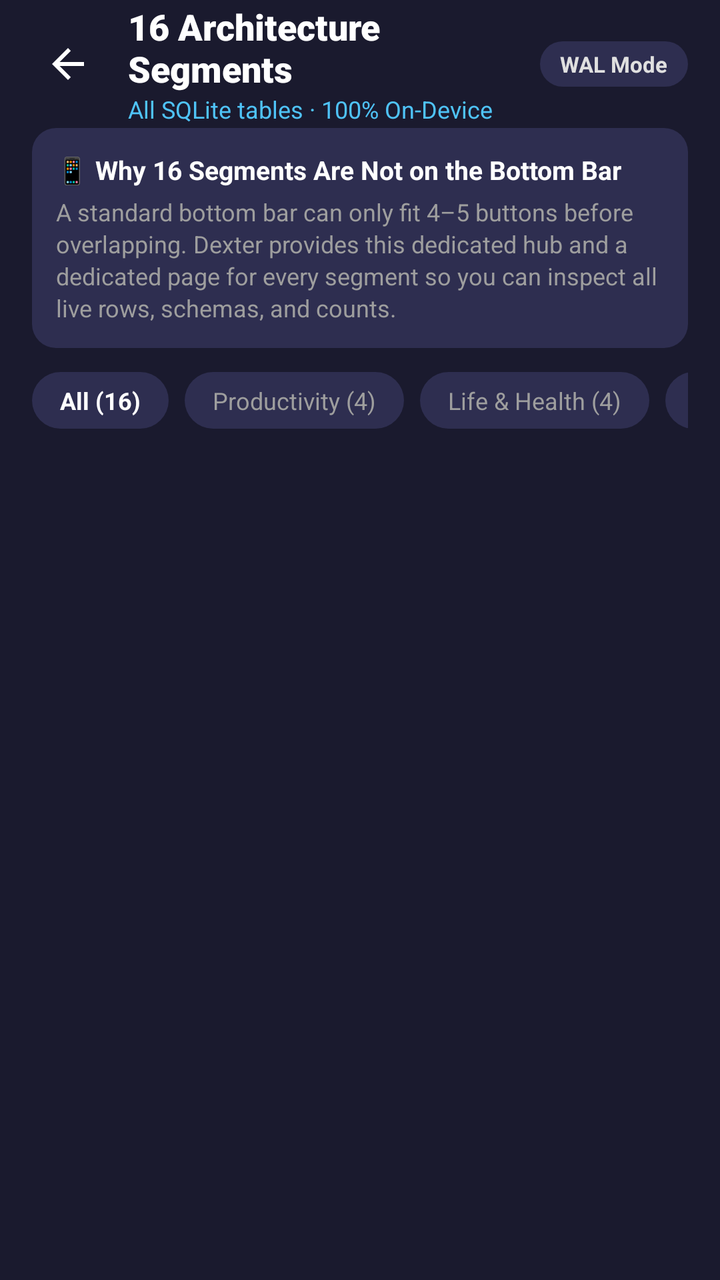
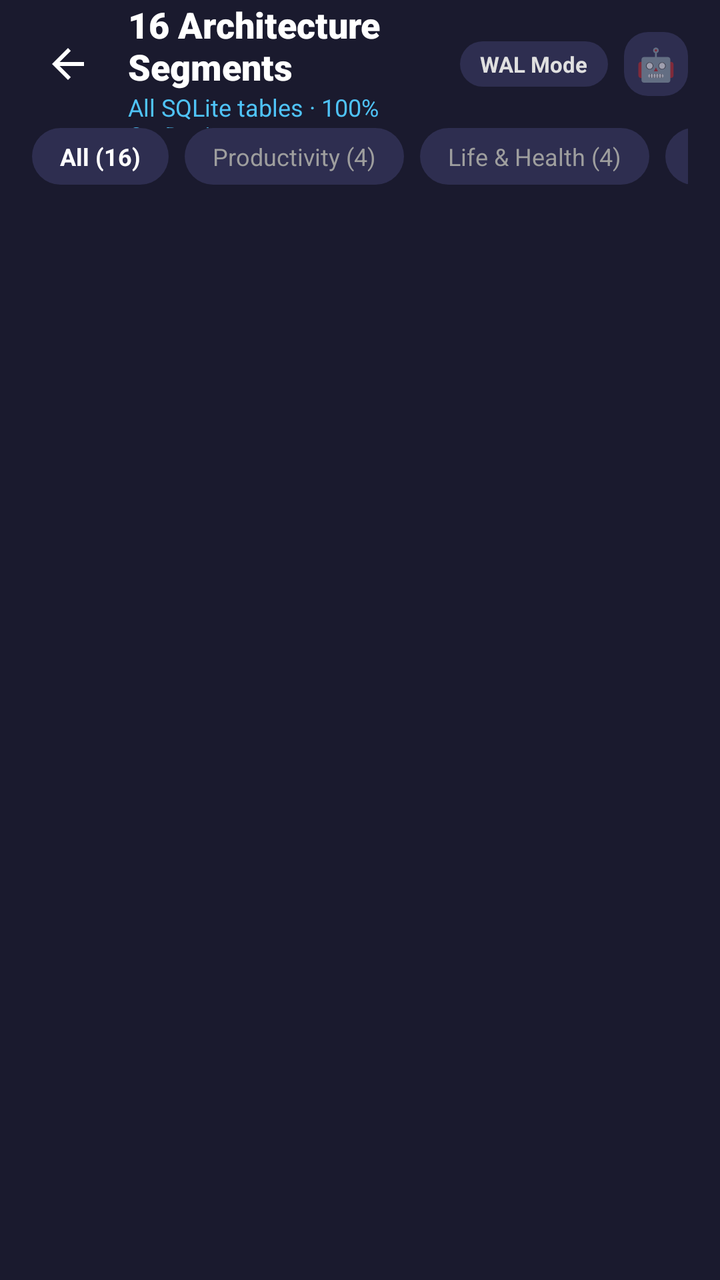

Compare the two renders of this Android layout. The source of the first and the diff that turns it into the second are given below.
<!-- AndroidManifest.xml: activity theme Theme.Dexter -->
<!-- res/layout/activity_segments.xml -->
<?xml version="1.0" encoding="utf-8"?>
<LinearLayout xmlns:android="http://schemas.android.com/apk/res/android"
    xmlns:app="http://schemas.android.com/apk/res-auto"
    android:layout_width="match_parent"
    android:layout_height="match_parent"
    android:background="@color/dexter_background"
    android:orientation="vertical">

    
    <LinearLayout
        android:layout_width="match_parent"
        android:layout_height="64dp"
        android:gravity="center_vertical"
        android:orientation="horizontal"
        android:paddingLeft="16dp"
        android:paddingRight="16dp">

        <ImageView
            android:id="@+id/btnBack"
            android:layout_width="36dp"
            android:layout_height="36dp"
            android:background="?attr/selectableItemBackgroundBorderless"
            android:clickable="true"
            android:contentDescription="Back"
            android:focusable="true"
            android:padding="6dp"
            app:srcCompat="@drawable/ic_arrow_back"
            app:tint="@color/dexter_on_background" />

        <LinearLayout
            android:layout_width="0dp"
            android:layout_height="wrap_content"
            android:layout_marginStart="12dp"
            android:layout_weight="1"
            android:orientation="vertical">

            <TextView
                android:layout_width="wrap_content"
                android:layout_height="wrap_content"
                android:fontFamily="sans-serif-black"
                android:text="16 Architecture Segments"
                android:textColor="@color/dexter_on_background"
                android:textSize="18sp" />

            <TextView
                android:id="@+id/tvSummarySubtitle"
                android:layout_width="wrap_content"
                android:layout_height="wrap_content"
                android:text="All SQLite tables · 100% On-Device"
                android:textColor="@color/dexter_primary"
                android:textSize="12sp" />
        </LinearLayout>

        <TextView
            android:id="@+id/tvTotalDbSize"
            android:layout_width="wrap_content"
            android:layout_height="wrap_content"
            android:background="@drawable/bg_surface_rounded"
            android:paddingLeft="10dp"
            android:paddingTop="4dp"
            android:paddingRight="10dp"
            android:paddingBottom="4dp"
            android:text="WAL Mode"
            android:textColor="@color/dexter_on_surface"
            android:textSize="11sp"
            android:textStyle="bold" />
    </LinearLayout>

    
    <LinearLayout
        android:layout_width="match_parent"
        android:layout_height="wrap_content"
        android:layout_marginLeft="16dp"
        android:layout_marginRight="16dp"
        android:layout_marginBottom="12dp"
        android:background="@drawable/bg_surface_rounded"
        android:orientation="vertical"
        android:padding="12dp">

        <TextView
            android:layout_width="wrap_content"
            android:layout_height="wrap_content"
            android:text="📱 Why 16 Segments Are Not on the Bottom Bar"
            android:textColor="@color/dexter_on_background"
            android:textSize="13sp"
            android:textStyle="bold" />

        <TextView
            android:layout_width="wrap_content"
            android:layout_height="wrap_content"
            android:layout_marginTop="4dp"
            android:lineSpacingExtra="2dp"
            android:text="A standard bottom bar can only fit 4–5 buttons before overlapping. Dexter provides this dedicated hub and a dedicated page for every segment so you can inspect all live rows, schemas, and counts."
            android:textColor="@color/dexter_on_surface_variant"
            android:textSize="12sp" />
    </LinearLayout>

    
    <HorizontalScrollView
        android:layout_width="match_parent"
        android:layout_height="wrap_content"
        android:layout_marginBottom="10dp"
        android:paddingLeft="16dp"
        android:paddingRight="16dp"
        android:scrollbars="none">

        <LinearLayout
            android:id="@+id/categoryChipsLayout"
            android:layout_width="wrap_content"
            android:layout_height="wrap_content"
            android:orientation="horizontal">

            <TextView
                android:id="@+id/chipAll"
                android:layout_width="wrap_content"
                android:layout_height="wrap_content"
                android:layout_marginEnd="8dp"
                android:background="@drawable/bg_chip"
                android:clickable="true"
                android:focusable="true"
                android:paddingLeft="14dp"
                android:paddingTop="6dp"
                android:paddingRight="14dp"
                android:paddingBottom="6dp"
                android:text="All (16)"
                android:textColor="@color/dexter_on_background"
                android:textSize="12sp"
                android:textStyle="bold" />

            <TextView
                android:id="@+id/chipProductivity"
                android:layout_width="wrap_content"
                android:layout_height="wrap_content"
                android:layout_marginEnd="8dp"
                android:background="@drawable/bg_chip"
                android:clickable="true"
                android:focusable="true"
                android:paddingLeft="14dp"
                android:paddingTop="6dp"
                android:paddingRight="14dp"
                android:paddingBottom="6dp"
                android:text="Productivity (4)"
                android:textColor="@color/dexter_on_surface_variant"
                android:textSize="12sp" />

            <TextView
                android:id="@+id/chipLife"
                android:layout_width="wrap_content"
                android:layout_height="wrap_content"
                android:layout_marginEnd="8dp"
                android:background="@drawable/bg_chip"
                android:clickable="true"
                android:focusable="true"
                android:paddingLeft="14dp"
                android:paddingTop="6dp"
                android:paddingRight="14dp"
                android:paddingBottom="6dp"
                android:text="Life &amp; Health (4)"
                android:textColor="@color/dexter_on_surface_variant"
                android:textSize="12sp" />

            <TextView
                android:id="@+id/chipIntelligence"
                android:layout_width="wrap_content"
                android:layout_height="wrap_content"
                android:layout_marginEnd="8dp"
                android:background="@drawable/bg_chip"
                android:clickable="true"
                android:focusable="true"
                android:paddingLeft="14dp"
                android:paddingTop="6dp"
                android:paddingRight="14dp"
                android:paddingBottom="6dp"
                android:text="Intelligence (3)"
                android:textColor="@color/dexter_on_surface_variant"
                android:textSize="12sp" />

            <TextView
                android:id="@+id/chipSystem"
                android:layout_width="wrap_content"
                android:layout_height="wrap_content"
                android:layout_marginEnd="16dp"
                android:background="@drawable/bg_chip"
                android:clickable="true"
                android:focusable="true"
                android:paddingLeft="14dp"
                android:paddingTop="6dp"
                android:paddingRight="14dp"
                android:paddingBottom="6dp"
                android:text="System &amp; Audit (5)"
                android:textColor="@color/dexter_on_surface_variant"
                android:textSize="12sp" />
        </LinearLayout>
    </HorizontalScrollView>

    
    <androidx.recyclerview.widget.RecyclerView
        android:id="@+id/rvSegments"
        android:layout_width="match_parent"
        android:layout_height="0dp"
        android:layout_weight="1"
        android:clipToPadding="false"
        android:paddingLeft="16dp"
        android:paddingTop="4dp"
        android:paddingRight="16dp"
        android:paddingBottom="24dp" />

</LinearLayout>
<!-- resources referenced by this layout -->
<resources>
  <color name="dexter_background">#1A1A2E</color>
  <color name="dexter_on_background">#FFFFFF</color>
  <color name="dexter_on_surface">#E0E0E0</color>
  <color name="dexter_on_surface_variant">#9E9E9E</color>
  <color name="dexter_primary">#4FC3F7</color>
  <!-- drawable bg_chip (drawable) -->
  <?xml version="1.0" encoding="utf-8"?>
  <selector xmlns:android="http://schemas.android.com/apk/res/android">
      <item android:state_selected="true">
          <shape android:shape="rectangle">
              <solid android:color="@color/dexter_primary" />
              <corners android:radius="16dp" />
          </shape>
      </item>
      <item>
          <shape android:shape="rectangle">
              <solid android:color="@color/dexter_surface_variant" />
              <corners android:radius="16dp" />
          </shape>
      </item>
  </selector>
  <!-- drawable bg_surface_rounded (drawable) -->
  <?xml version="1.0" encoding="utf-8"?>
  <shape xmlns:android="http://schemas.android.com/apk/res/android"
      android:shape="rectangle">
      <solid android:color="@color/dexter_surface_variant" />
      <corners android:radius="12dp" />
  </shape>
  <!-- drawable ic_arrow_back (drawable) -->
  <vector xmlns:android="http://schemas.android.com/apk/res/android"
      android:width="24dp"
      android:height="24dp"
      android:viewportWidth="24"
      android:viewportHeight="24">
      <path
          android:fillColor="#FFFFFFFF"
          android:pathData="M20,11H7.83l5.59,-5.59L12,4l-8,8 8,8 1.41,-1.41L7.83,13H20v-2z"/>
  </vector>
  <style name="Theme.Dexter" parent="Theme.MaterialComponents.DayNight.NoActionBar">
          <item name="colorPrimary">@color/dexter_primary</item>
          <item name="colorSecondary">@color/dexter_primary_glow</item>
          <item name="android:statusBarColor">@color/dexter_background</item>
          <item name="android:navigationBarColor">@color/dexter_background</item>
          <item name="android:windowBackground">@color/dexter_background</item>
          <item name="colorSurface">@color/dexter_surface</item>
          <item name="colorOnSurface">@color/dexter_on_surface</item>
          <item name="colorOnBackground">@color/dexter_on_background</item>
      </style>
  <color name="dexter_surface_variant">#2E2E50</color>
  <color name="dexter_primary_glow">#00E5FF</color>
  <color name="dexter_surface">#252540</color>
</resources>

<!-- the commit's change to res/layout/activity_segments.xml (unified diff, before → after) -->
@@ -64,36 +64,27 @@
             android:textColor="@color/dexter_on_surface"
             android:textSize="11sp"
             android:textStyle="bold" />
+
+        <FrameLayout
+            android:id="@+id/btnProfileAvatar"
+            android:layout_width="32dp"
+            android:layout_height="32dp"
+            android:layout_marginStart="8dp"
+            android:background="@drawable/bg_surface_rounded"
+            android:clickable="true"
+            android:contentDescription="Profile and Preferences"
+            android:focusable="true">
+
+            <TextView
+                android:id="@+id/tvProfileAvatar"
+                android:layout_width="wrap_content"
+                android:layout_height="wrap_content"
+                android:layout_gravity="center"
+                android:text="🤖"
+                android:textSize="16sp" />
+        </FrameLayout>
     </LinearLayout>
 
-    
-    <LinearLayout
-        android:layout_width="match_parent"
-        android:layout_height="wrap_content"
-        android:layout_marginLeft="16dp"
-        android:layout_marginRight="16dp"
-        android:layout_marginBottom="12dp"
-        android:background="@drawable/bg_surface_rounded"
-        android:orientation="vertical"
-        android:padding="12dp">
-
-        <TextView
-            android:layout_width="wrap_content"
-            android:layout_height="wrap_content"
-            android:text="📱 Why 16 Segments Are Not on the Bottom Bar"
-            android:textColor="@color/dexter_on_background"
-            android:textSize="13sp"
-            android:textStyle="bold" />
-
-        <TextView
-            android:layout_width="wrap_content"
-            android:layout_height="wrap_content"
-            android:layout_marginTop="4dp"
-            android:lineSpacingExtra="2dp"
-            android:text="A standard bottom bar can only fit 4–5 buttons before overlapping. Dexter provides this dedicated hub and a dedicated page for every segment so you can inspect all live rows, schemas, and counts."
-            android:textColor="@color/dexter_on_surface_variant"
-            android:textSize="12sp" />
-    </LinearLayout>
 
     
     <HorizontalScrollView
